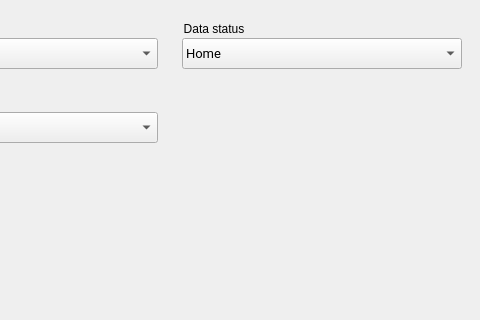
Above: android/skin/qt/extended-pages/cellular-page.ui from aosp-mirror/platform_external_qemu before the change; both pictures show x 142 to 622 and y 0 to 320 of the 622 by 580 pixel window. Below: the same form after it.
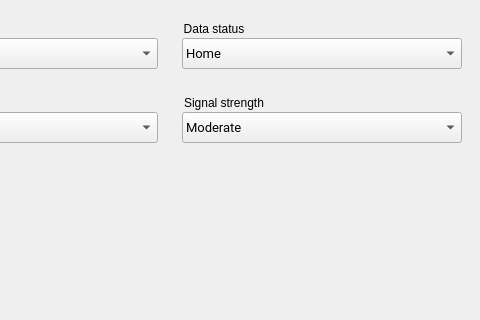
That is the form after the change.

Commit message:
Expose the new gsm signal feature in the Qt UI
Add a combobox displaying the different signal strength choices in the
cellular UI, and set the default value to "moderate".

What changed in the file:
```diff
--- a/android/skin/qt/extended-pages/cellular-page.ui
+++ b/android/skin/qt/extended-pages/cellular-page.ui
@@ -130,6 +130,25 @@
     <string notr="true">Title</string>
    </property>
   </widget>
+  <widget class="QGroupBox" name="cell_signalGroupBox">
+   <property name="geometry">
+    <rect>
+     <x>324</x>
+     <y>94</y>
+     <width>131</width>
+     <height>24</height>
+    </rect>
+   </property>
+   <property name="styleSheet">
+    <string notr="true">border: 0px;</string>
+   </property>
+   <property name="title">
+    <string>Signal strength</string>
+   </property>
+   <property name="ColorGroup" stdset="0">
+    <string notr="true">Title</string>
+   </property>
+  </widget>
   <widget class="QComboBox" name="cell_voiceStatusBox">
    <property name="geometry">
     <rect>
@@ -224,6 +243,53 @@
     </property>
    </item>
   </widget>
+  <widget class="QComboBox" name="cell_signalStatusBox">
+   <property name="geometry">
+    <rect>
+     <x>324</x>
+     <y>112</y>
+     <width>280</width>
+     <height>31</height>
+    </rect>
+   </property>
+   <property name="font">
+    <font>
+     <family>Roboto</family>
+     <pointsize>10</pointsize>
+    </font>
+   </property>
+   <property name="styleSheet">
+    <string notr="true">padding: 3px 3px 3px 3px;</string>
+   </property>
+   <property name="currentIndex">
+    <number>2</number>
+   </property>
+   <item>
+    <property name="text">
+     <string>None</string>
+    </property>
+   </item>
+   <item>
+    <property name="text">
+     <string>Poor</string>
+    </property>
+   </item>
+   <item>
+    <property name="text">
+     <string>Moderate</string>
+    </property>
+   </item>
+   <item>
+    <property name="text">
+     <string>Good</string>
+    </property>
+   </item>
+   <item>
+    <property name="text">
+     <string>Great</string>
+    </property>
+   </item>
+  </widget>
  </widget>
  <resources/>
  <connections/>
```
The commit also changes 2 other files.
